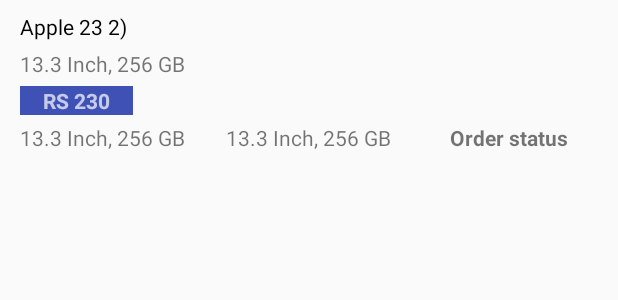
After one commit to aakashswain001/MaithonCenteen, an Android app: the layout order_history.xml on its own in the app's theme, with its tools: preview values and no code run, on a phone screen of 412 x 824 dp. The commit adds this screen. Shown: the top 300 px of the screen. Run offline under Robolectric (Android 15) with nearby library versions, the phone set to English and light mode, and no system bars; network calls fail.

Commit message:
order history added.

```diff
--- a/app/src/main/java/xyz/sleepygamers/maithoncenteen/FoodmenuActivity.java
+++ b/app/src/main/java/xyz/sleepygamers/maithoncenteen/FoodmenuActivity.java
@@ -19,6 +19,7 @@ import android.widget.ProgressBar;
 import android.widget.TextView;
 import android.widget.Toast;
 
+//import com.andremion.counterfab.CounterFab;
 import com.andremion.counterfab.CounterFab;
 import com.android.volley.Request;
 import com.android.volley.Response;
@@ -59,7 +60,7 @@ public class FoodmenuActivity extends AppCompatActivity implements AddorRemoveCa
         Toolbar toolbar = (Toolbar) findViewById(R.id.toolbar);
         setSupportActionBar(toolbar);
         getSupportActionBar().setDisplayHomeAsUpEnabled(true);
-        //  fab = (FloatingActionButton) findViewById(R.id.fab);
+        //fab = (FloatingActionButton) findViewById(R.id.fab);
 
         type = getIntent().getStringExtra("type");
 
--- a/app/src/main/java/xyz/sleepygamers/maithoncenteen/utils/URLs.java
+++ b/app/src/main/java/xyz/sleepygamers/maithoncenteen/utils/URLs.java
@@ -10,5 +10,7 @@ public class URLs {
     public static final String URL_LOGIN = ROOT_URL + "login.php";
     public static final String GET_FOODMENU = ROOT_URL + "foodmenu.php?apicall=get&category=";
     public static final String URL_ORDER = ROOT_URL + "order.php";
+    public static final String order_show="http://sleepygamers.xyz/tatapower/order.php?apicall=getuserorders&type=all&user_id=";
+
 
 }
--- /dev/null
+++ b/app/src/main/res/layout/order_history.xml
@@ -0,0 +1,80 @@
+<?xml version="1.0" encoding="utf-8"?>
+<LinearLayout
+    xmlns:android="http://schemas.android.com/apk/res/android"
+    android:layout_width="match_parent"
+    android:layout_height="match_parent"
+    android:orientation="vertical">
+
+    <RelativeLayout
+        android:layout_width="match_parent"
+        android:layout_height="wrap_content"
+        android:padding="8dp">
+
+
+        <TextView
+            android:id="@+id/order_details"
+            android:layout_width="wrap_content"
+            android:layout_height="wrap_content"
+            android:layout_marginLeft="5dp"
+            android:text="Apple 23 2)"
+            android:textAppearance="@style/Base.TextAppearance.AppCompat.Small"
+            android:textColor="#000000" />
+
+        <TextView
+            android:id="@+id/order_date"
+            android:layout_width="wrap_content"
+            android:layout_height="wrap_content"
+            android:layout_below="@id/order_details"
+            android:layout_marginLeft="5dp"
+            android:layout_marginTop="5dp"
+            android:text="13.3 Inch, 256 GB"
+            android:textAppearance="@style/Base.TextAppearance.AppCompat.Small" />
+
+        <TextView
+            android:id="@+id/price"
+            android:layout_width="wrap_content"
+            android:layout_height="wrap_content"
+            android:layout_below="@id/order_date"
+            android:layout_marginLeft="5dp"
+            android:layout_marginTop="5dp"
+            android:background="@color/colorPrimary"
+            android:paddingLeft="15dp"
+            android:paddingRight="15dp"
+            android:text="RS 230"
+            android:textAppearance="@style/Base.TextAppearance.AppCompat.Small.Inverse"
+            android:textStyle="bold" />
+        <TextView
+            android:id="@+id/order_type"
+            android:layout_width="wrap_content"
+            android:layout_height="wrap_content"
+            android:layout_below="@id/price"
+            android:layout_marginLeft="5dp"
+            android:layout_marginTop="5dp"
+            android:text="13.3 Inch, 256 GB"
+            android:textAppearance="@style/Base.TextAppearance.AppCompat.Small" />
+
+        <TextView
+            android:id="@+id/delivery_type"
+            android:layout_width="wrap_content"
+            android:layout_height="wrap_content"
+            android:layout_alignTop="@+id/order_type"
+            android:layout_centerHorizontal="true"
+            android:text="13.3 Inch, 256 GB"
+            android:textAppearance="@style/Base.TextAppearance.AppCompat.Small" />
+
+        <TextView
+            android:id="@+id/order_status"
+            android:layout_width="wrap_content"
+            android:layout_height="wrap_content"
+            android:layout_alignParentEnd="true"
+            android:layout_alignTop="@+id/order_type"
+            android:layout_marginEnd="25dp"
+            android:text="Order status"
+            android:textAppearance="@style/Base.TextAppearance.AppCompat.Small"
+            android:textStyle="bold"
+            android:layout_alignParentRight="true"
+            android:layout_marginRight="25dp" />
+
+    </RelativeLayout>
+
+</LinearLayout>
```
Also changed, not shown: app/src/main/java/xyz/sleepygamers/maithoncenteen/OrdersFragment.java (+94 -0 lines), app/src/main/java/xyz/sleepygamers/maithoncenteen/models/Order.java (+11 -3 lines), app/src/main/java/xyz/sleepygamers/maithoncenteen/utils/Order_historyAdapter.java (added, +67 -0 lines), app/src/main/res/layout/fragment_orders.xml (+8 -5 lines).
